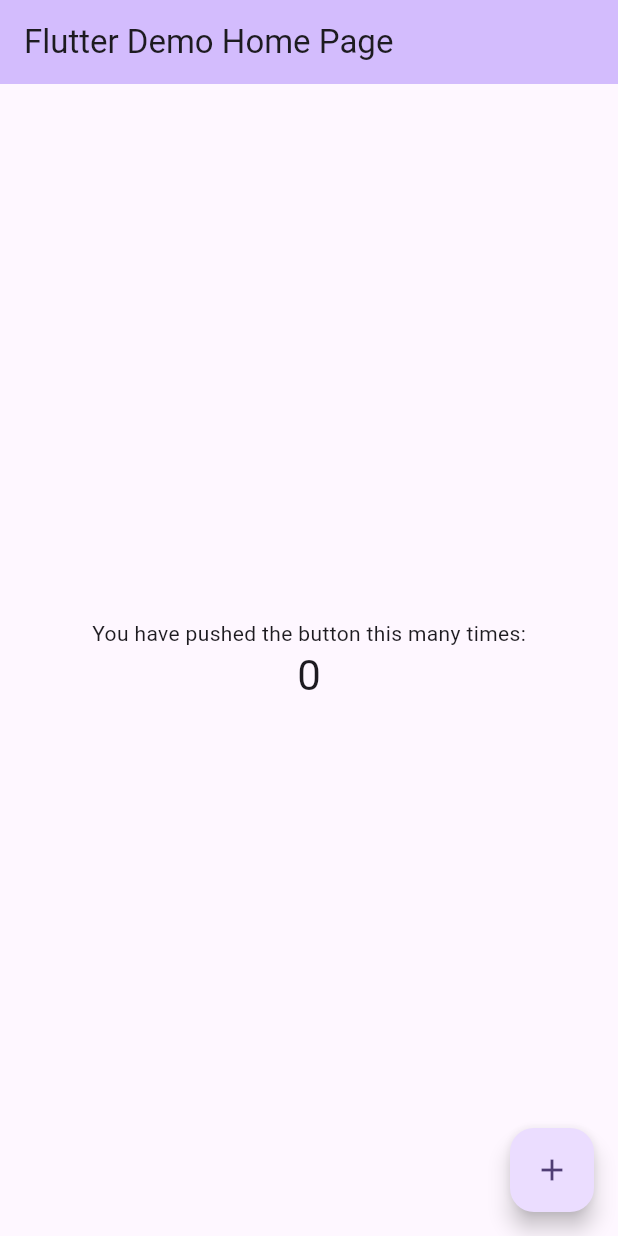
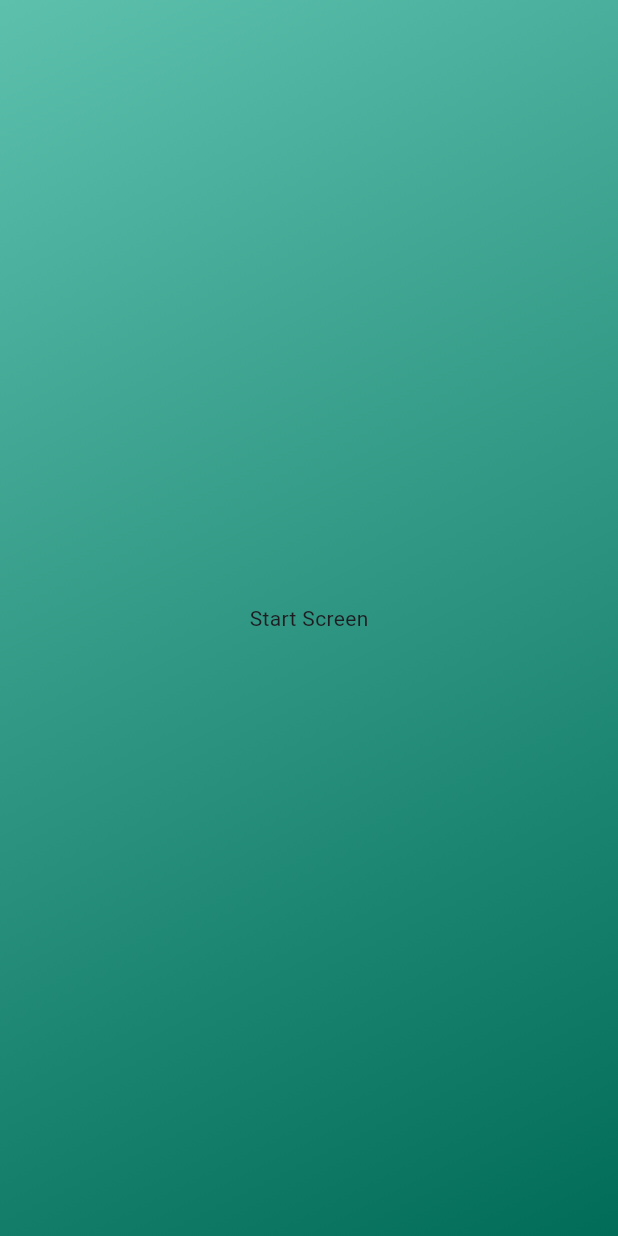
Before and after one commit to DTA-Wijesekara/Quiz_App, a Flutter app: the screen it shows after launch, on a phone screen of 412 x 824 dp. Run offline on Flutter 3.47's test engine with Material 3 defaults, Android fonts, the phone set to English and light mode, and no system bars.

Commit message:
start screen

```diff
--- a/lib/main.dart
+++ b/lib/main.dart
@@ -1,125 +1,24 @@
 import 'package:flutter/material.dart';
+import 'package:adv_basics/start_screen.dart';
 
 void main() {
-  runApp(const MyApp());
-}
-
-class MyApp extends StatelessWidget {
-  const MyApp({super.key});
-
-  // This widget is the root of your application.
-  @override
-  Widget build(BuildContext context) {
-    return MaterialApp(
-      title: 'Flutter Demo',
-      theme: ThemeData(
-        // This is the theme of your application.
-        //
-        // TRY THIS: Try running your application with "flutter run". You'll see
-        // the application has a purple toolbar. Then, without quitting the app,
-        // try changing the seedColor in the colorScheme below to Colors.green
-        // and then invoke "hot reload" (save your changes or press the "hot
-        // reload" button in a Flutter-supported IDE, or press "r" if you used
-        // the command line to start the app).
-        //
-        // Notice that the counter didn't reset back to zero; the application
-        // state is not lost during the reload. To reset the state, use hot
-        // restart instead.
-        //
-        // This works for code too, not just values: Most code changes can be
-        // tested with just a hot reload.
-        colorScheme: ColorScheme.fromSeed(seedColor: Colors.deepPurple),
-        useMaterial3: true,
-      ),
-      home: const MyHomePage(title: 'Flutter Demo Home Page'),
-    );
-  }
-}
-
-class MyHomePage extends StatefulWidget {
-  const MyHomePage({super.key, required this.title});
-
-  // This widget is the home page of your application. It is stateful, meaning
-  // that it has a State object (defined below) that contains fields that affect
-  // how it looks.
-
-  // This class is the configuration for the state. It holds the values (in this
-  // case the title) provided by the parent (in this case the App widget) and
-  // used by the build method of the State. Fields in a Widget subclass are
-  // always marked "final".
-
-  final String title;
-
-  @override
-  State<MyHomePage> createState() => _MyHomePageState();
-}
-
-class _MyHomePageState extends State<MyHomePage> {
-  int _counter = 0;
-
-  void _incrementCounter() {
-    setState(() {
-      // This call to setState tells the Flutter framework that something has
-      // changed in this State, which causes it to rerun the build method below
-      // so that the display can reflect the updated values. If we changed
-      // _counter without calling setState(), then the build method would not be
-      // called again, and so nothing would appear to happen.
-      _counter++;
-    });
-  }
-
-  @override
-  Widget build(BuildContext context) {
-    // This method is rerun every time setState is called, for instance as done
-    // by the _incrementCounter method above.
-    //
-    // The Flutter framework has been optimized to make rerunning build methods
-    // fast, so that you can just rebuild anything that needs updating rather
-    // than having to individually change instances of widgets.
-    return Scaffold(
-      appBar: AppBar(
-        // TRY THIS: Try changing the color here to a specific color (to
-        // Colors.amber, perhaps?) and trigger a hot reload to see the AppBar
-        // change color while the other colors stay the same.
-        backgroundColor: Theme.of(context).colorScheme.inversePrimary,
-        // Here we take the value from the MyHomePage object that was created by
-        // the App.build method, and use it to set our appbar title.
-        title: Text(widget.title),
-      ),
-      body: Center(
-        // Center is a layout widget. It takes a single child and positions it
-        // in the middle of the parent.
-        child: Column(
-          // Column is also a layout widget. It takes a list of children and
-          // arranges them vertically. By default, it sizes itself to fit its
-          // children horizontally, and tries to be as tall as its parent.
-          //
-          // Column has various properties to control how it sizes itself and
-          // how it positions its children. Here we use mainAxisAlignment to
-          // center the children vertically; the main axis here is the vertical
-          // axis because Columns are vertical (the cross axis would be
-          // horizontal).
-          //
-          // TRY THIS: Invoke "debug painting" (choose the "Toggle Debug Paint"
-          // action in the IDE, or press "p" in the console), to see the
-          // wireframe for each widget.
-          mainAxisAlignment: MainAxisAlignment.center,
-          children: <Widget>[
-            const Text(
-              'You have pushed the button this many times:',
+  runApp(
+    MaterialApp(
+      home: Scaffold(
+        body: Container(
+          decoration: const BoxDecoration(
+            gradient: LinearGradient(
+              colors: [
+                Color.fromARGB(255, 92, 192, 173),
+                Color.fromARGB(255, 1, 108, 88),
+              ],
+              begin: Alignment.topLeft,
+              end: Alignment.bottomRight,
             ),
-            Text(
-              '$_counter',
-              style: Theme.of(context).textTheme.headlineMedium,
-            ),
-          ],
+          ),
+          child: const StartScreen(),
         ),
       ),
-      floatingActionButton: FloatingActionButton(
-        onPressed: _incrementCounter,
-        tooltip: 'Increment',
-        child: const Icon(Icons.add),
-      ), // This trailing comma makes auto-formatting nicer for build methods.
-    );
-  }
+    ),
+  );
 }
--- /dev/null
+++ b/lib/start_screen.dart
@@ -0,0 +1,12 @@
+import 'package:flutter/material.dart';
+
+class StartScreen extends StatelessWidget {
+  const StartScreen({super.key});
+
+  @override
+  Widget build(context) {
+    return const Center(
+      child: Text('Start Screen'),
+    );
+  }
+}
```
